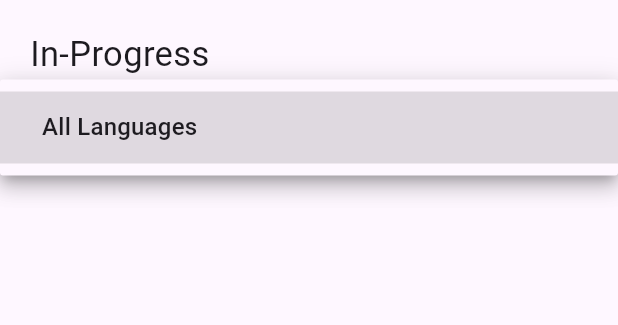
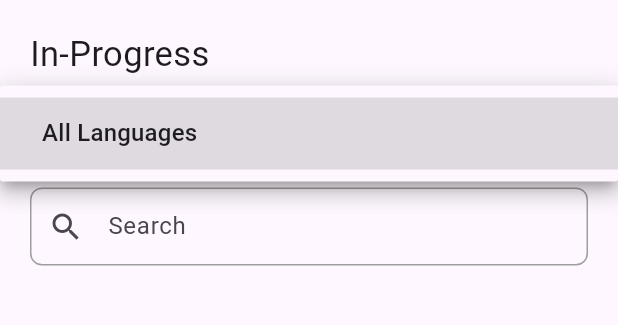
Before and after one commit to mr-harikrishnan/gng-vathiyar_ai_flutter, a Flutter app: the MyCoures screen opened by its route, after a tap on "All Languages", on a phone screen of 412 x 824 dp, the part 84-409 px from its top. Run offline on Flutter 3.47's test engine with Material 3 defaults, Android fonts, the phone set to English and light mode, and no system bars; our stand-ins replace email_validator, flutter_secure_storage, fluttertoast, get, table_calendar; missing offline and left inert: amplify_auth_cognito, amplify_flutter; accounts and stored records are empty; network calls fail.

Commit message:
search bar completed

```diff
--- a/lib/features/my-courses/ui/my_courses_screen.dart
+++ b/lib/features/my-courses/ui/my_courses_screen.dart
@@ -1,3 +1,5 @@
+// lib/features/my-courses/ui/my_courses.dart
+
 import 'package:flutter/material.dart';
 
 import 'package:vathiyar_ai_flutter/api/languages/language_service.dart';
@@ -5,28 +7,24 @@ import 'package:vathiyar_ai_flutter/api/languages/language_model.dart';
 
 import 'package:vathiyar_ai_flutter/widgets/app_drawer.dart';
 import 'package:vathiyar_ai_flutter/widgets/drop_down.dart';
+import 'package:vathiyar_ai_flutter/widgets/search-bar.dart';
 
 class MyCoures extends StatefulWidget {
   const MyCoures({super.key});
 
   @override
-  State<MyCoures> createState() {
-    return MyCoursesScreenState();
-  }
+  State<MyCoures> createState() => MyCoursesScreenState();
 }
 
 class MyCoursesScreenState extends State<MyCoures> {
   // Service
-  final LanguageService _service =
-      LanguageService();
+  final LanguageService _service = LanguageService();
 
   // Models
   List<LanguageModel> _languageModels = [];
 
   // Dropdown values
-  List<String> _languages = [
-    "All Languages"
-  ];
+  List<String> _languages = ["All Languages"];
 
   bool _loading = true;
 
@@ -41,23 +39,20 @@ class MyCoursesScreenState extends State<MyCoures> {
   // Load from API
   Future<void> _loadLanguages() async {
     try {
-      final result =
-          await _service.getLanguages();
+      final result = await _service.getLanguages();
 
-      // Print full API data in console
+      // Print API data
       for (var lang in result) {
-        print(
-          "ID: ${lang.id}, Name: ${lang.name}, Code: ${lang.code}",
-        );
+        print("ID: ${lang.id}, Name: ${lang.name}, Code: ${lang.code}");
       }
 
       setState(() {
         _languageModels = result;
 
-        // Clear and add default
+        // Reset list
         _languages = ["All Languages"];
 
-        // Add names to dropdown list
+        // Add API values
         for (var lang in _languageModels) {
           _languages.add(lang.name);
         }
@@ -73,6 +68,21 @@ class MyCoursesScreenState extends State<MyCoures> {
     }
   }
 
+  // Search filter
+  void _onSearch(String text) {
+    print("Search: $text");
+
+    setState(() {
+      _languages = ["All Languages"];
+
+      for (var lang in _languageModels) {
+        if (lang.name.toLowerCase().contains(text.toLowerCase())) {
+          _languages.add(lang.name);
+        }
+      }
+    });
+  }
+
   @override
   Widget build(BuildContext context) {
     return Scaffold(
@@ -80,33 +90,31 @@ class MyCoursesScreenState extends State<MyCoures> {
         backgroundColor: const Color(0xFFF5F7F6),
         title: const Text(
           "My Courses",
-          style: TextStyle(
-            fontSize: 20,
-            fontWeight: FontWeight.w500,
-          ),
+          style: TextStyle(fontSize: 20, fontWeight: FontWeight.w500),
         ),
       ),
       drawer: const AppDrawer(),
       body: Container(
         padding: const EdgeInsets.all(20),
         child: Column(
-          crossAxisAlignment:
-              CrossAxisAlignment.start,
+          crossAxisAlignment: CrossAxisAlignment.start,
           children: [
-            const Text(
-              "In-Progress",
-              style: TextStyle(fontSize: 23),
-            ),
-            const SizedBox(height: 6),
+            const Text("In-Progress", style: TextStyle(fontSize: 23)),
+            const SizedBox(height: 10),
+
+            // Dropdown
             Dropdown(
               languages: _languages,
-              onChanged: (String? newValue) {
-                print(
-                  "Selected language: $newValue",
-                );
+              loading: _loading,
+              onChanged: (value) {
+                print("Selected language: $value");
               },
-              loading: _loading,
             ),
+
+            const SizedBox(height: 10),
+
+            // Search bar
+            SearchBarWidget(loading: _loading, onChanged: _onSearch),
           ],
         ),
       ),
--- /dev/null
+++ b/lib/widgets/search-bar.dart
@@ -0,0 +1,100 @@
+// lib/widgets/search_bar_widget.dart
+
+import 'package:flutter/material.dart';
+
+class SearchBarWidget extends StatefulWidget {
+  final Function(String)? onChanged;
+  final bool loading;
+
+  const SearchBarWidget({
+    super.key,
+    this.onChanged,
+    this.loading = false,
+  });
+
+  @override
+  State<SearchBarWidget> createState() =>
+      _SearchBarWidgetState();
+}
+
+class _SearchBarWidgetState
+    extends State<SearchBarWidget> {
+  final TextEditingController _controller =
+      TextEditingController();
+
+  @override
+  void initState() {
+    super.initState();
+
+    // Runs for every letter
+    _controller.addListener(() {
+      if (widget.onChanged != null) {
+        widget.onChanged!(
+          _controller.text,
+        );
+      }
+    });
+  }
+
+  @override
+  void dispose() {
+    _controller.dispose();
+    super.dispose();
+  }
+
+  @override
+  Widget build(BuildContext context) {
+    return TextFormField(
+      controller: _controller,
+      decoration: InputDecoration(
+        hintText: "Search",
+        contentPadding:
+            const EdgeInsets.symmetric(
+          horizontal: 12,
+          vertical: 14,
+        ),
+
+        border: OutlineInputBorder(
+          borderRadius:
+              BorderRadius.circular(8),
+        ),
+        enabledBorder: OutlineInputBorder(
+          borderRadius:
+              BorderRadius.circular(8),
+          borderSide:
+              const BorderSide(
+            color: Colors.grey,
+          ),
+        ),
+        focusedBorder: OutlineInputBorder(
+          borderRadius:
+              BorderRadius.circular(8),
+          borderSide:
+              const BorderSide(
+            color: Color(0xFF009688),
+            width: 2,
+          ),
+        ),
+
+        // Icon before text
+        prefixIcon: widget.loading
+            ? Container(
+                width: 20,
+                height: 20,
+                margin:
+                    const EdgeInsets.only(
+                  left: 12,
+                  right: 8,
+                ),
+                child:
+                    const CircularProgressIndicator(
+                  strokeWidth: 2,
+                ),
+              )
+            : const Icon(
+                Icons.search,
+              ),
+      ),
+    );
+  }
+}
```
